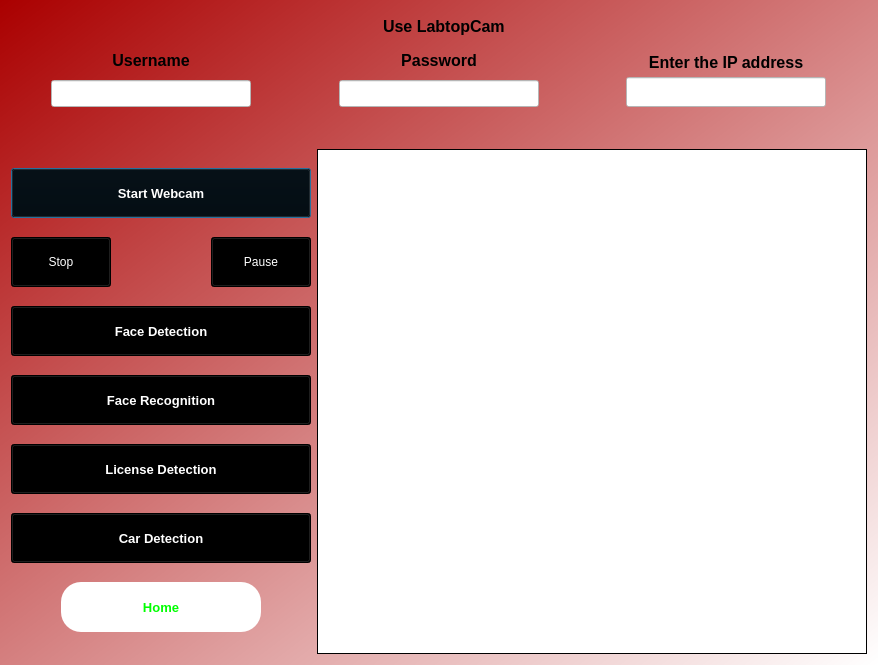
Before: the Qt Designer form GUI/CameraSet.ui in Mohamed72495/Video-Surveillance, drawn with Qt 5.
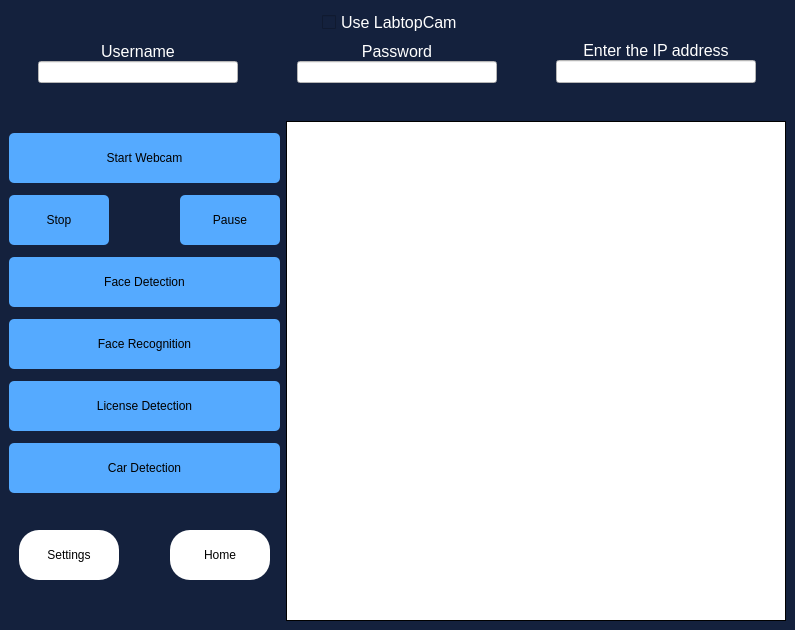
After: the same form once the commit is applied.

Patch:
```diff
--- a/GUI/CameraSet.ui
+++ b/GUI/CameraSet.ui
@@ -1,32 +1,23 @@
 <?xml version="1.0" encoding="UTF-8"?>
 <ui version="4.0">
- <class>Dialog</class>
- <widget class="QDialog" name="Dialog">
+ <class>MainWindow</class>
+ <widget class="QMainWindow" name="MainWindow">
   <property name="geometry">
    <rect>
     <x>0</x>
     <y>0</y>
-    <width>878</width>
-    <height>665</height>
+    <width>795</width>
+    <height>630</height>
    </rect>
   </property>
-  <property name="font">
-   <font>
-    <pointsize>10</pointsize>
-    <weight>75</weight>
-    <bold>true</bold>
-   </font>
-  </property>
-  <property name="mouseTracking">
-   <bool>true</bool>
-  </property>
   <property name="windowTitle">
    <string>Dialog</string>
   </property>
   <property name="styleSheet">
-   <string notr="true">background-color:qlineargradient(spread:pad, x1:0, y1:0, x2:1, y2:1, stop:0 rgba(170, 0, 0, 255), stop:1 rgba(255, 255, 255, 255));</string>
+   <string notr="true">background-color: rgb(20, 33, 61);</string>
   </property>
-  <layout class="QVBoxLayout" name="verticalLayout_2">
+  <widget class="QWidget" name="centralwidget">
+   <layout class="QVBoxLayout" name="verticalLayout_6">
    <item alignment="Qt::AlignHCenter">
     <widget class="QCheckBox" name="checkBox">
      <property name="minimumSize">
@@ -43,17 +34,20 @@
      </property>
      <property name="font">
       <font>
+        <family>Nirmala UI</family>
        <pointsize>12</pointsize>
-       <weight>75</weight>
+        <weight>9</weight>
        <italic>false</italic>
-       <bold>true</bold>
+        <bold>false</bold>
       </font>
      </property>
      <property name="cursor">
       <cursorShape>PointingHandCursor</cursorShape>
      </property>
      <property name="styleSheet">
-      <string notr="true">background-color: rgba(255, 255, 255,0);
+       <string notr="true">font: 75 12pt &quot;Nirmala UI&quot;;
+color: #ffffff;
+
 </string>
      </property>
      <property name="text">
@@ -63,8 +57,14 @@
    </item>
    <item>
     <layout class="QHBoxLayout" name="horizontalLayout_2">
+      <property name="spacing">
+       <number>0</number>
+      </property>
      <item>
       <layout class="QVBoxLayout" name="verticalLayout_3">
+        <property name="spacing">
+         <number>0</number>
+        </property>
        <item alignment="Qt::AlignHCenter">
         <widget class="QLabel" name="label_3">
          <property name="minimumSize">
@@ -81,15 +81,17 @@
          </property>
          <property name="font">
           <font>
-           <family>MS Shell Dlg 2</family>
+            <family>Nirmala UI</family>
            <pointsize>12</pointsize>
-           <weight>75</weight>
+            <weight>9</weight>
            <italic>false</italic>
-           <bold>true</bold>
+            <bold>false</bold>
           </font>
          </property>
          <property name="styleSheet">
-          <string notr="true">background-color: rgba(255, 255, 255,0);
+           <string notr="true">font: 75 12pt &quot;Nirmala UI&quot;;
+color: #ffffff;
+
 </string>
          </property>
          <property name="text">
@@ -124,6 +126,9 @@
      </item>
      <item>
       <layout class="QVBoxLayout" name="verticalLayout_4">
+        <property name="spacing">
+         <number>0</number>
+        </property>
        <item alignment="Qt::AlignHCenter">
         <widget class="QLabel" name="label_4">
          <property name="minimumSize">
@@ -140,15 +145,17 @@
          </property>
          <property name="font">
           <font>
-           <family>MS Shell Dlg 2</family>
+            <family>Nirmala UI</family>
            <pointsize>12</pointsize>
-           <weight>75</weight>
+            <weight>9</weight>
            <italic>false</italic>
-           <bold>true</bold>
+            <bold>false</bold>
           </font>
          </property>
          <property name="styleSheet">
-          <string notr="true">background-color: rgba(255, 255, 255,0);
+           <string notr="true">font: 75 12pt &quot;Nirmala UI&quot;;
+color: #ffffff;
+
 </string>
          </property>
          <property name="text">
@@ -201,15 +208,17 @@
          </property>
          <property name="font">
           <font>
-           <family>MS Shell Dlg 2</family>
+            <family>Nirmala UI</family>
            <pointsize>12</pointsize>
-           <weight>75</weight>
+            <weight>9</weight>
            <italic>false</italic>
-           <bold>true</bold>
+            <bold>false</bold>
           </font>
          </property>
          <property name="styleSheet">
-          <string notr="true">background-color: rgba(255, 255, 255,0);
+           <string notr="true">font: 75 12pt &quot;Nirmala UI&quot;;
+color: #ffffff;
+
 </string>
          </property>
          <property name="text">
@@ -222,6 +231,9 @@
        </item>
        <item alignment="Qt::AlignHCenter">
         <widget class="QLineEdit" name="ipfield">
+          <property name="enabled">
+           <bool>true</bool>
+          </property>
          <property name="minimumSize">
           <size>
            <width>200</width>
@@ -276,7 +288,7 @@
      </property>
      <property name="styleSheet">
       <string notr="true">background-color: rgba(255, 255, 255,0);
-color: rgb(0, 0, 0);</string>
+color: rgb(255, 0, 0);</string>
      </property>
      <property name="text">
       <string/>
@@ -289,7 +301,7 @@
    <item>
     <layout class="QHBoxLayout" name="horizontalLayout">
      <item>
-      <layout class="QVBoxLayout" name="verticalLayout">
+       <layout class="QVBoxLayout" name="verticalLayout_2">
        <property name="spacing">
         <number>0</number>
        </property>
@@ -320,9 +332,21 @@
           <cursorShape>PointingHandCursor</cursorShape>
          </property>
          <property name="styleSheet">
-          <string notr="true">font: 75 12pt &quot;Nirmala UI&quot;;
-color: rgb(255, 255, 255);
-background-color: rgb(0, 0, 0);
+           <string notr="true">QPushButton {
+	border-radius : 5px;
+	background: #55aaff;
+	color : black;
+	font: 75 12pt &quot;Nirmala UI&quot;;
+}
+
+QPushButton:hover {
+	background :#3377cc;
+}
+
+QPushButton:pressed {
+	background :#1a637b;
+}
+
 </string>
          </property>
          <property name="text">
@@ -381,9 +405,22 @@
              <cursorShape>PointingHandCursor</cursorShape>
             </property>
             <property name="styleSheet">
-             <string notr="true">font: 75 12pt &quot;Nirmala UI&quot;;
-color: rgb(255, 255, 255);
-background-color: rgb(0, 0, 0);</string>
+              <string notr="true">QPushButton {
+	border-radius : 5px;
+	background: #55aaff;
+	color : black;
+	font: 75 12pt &quot;Nirmala UI&quot;;
+}
+
+QPushButton:hover {
+	background :#3377cc;
+}
+
+QPushButton:pressed {
+	background :#1a637b;
+}
+
+</string>
             </property>
             <property name="text">
              <string>Stop</string>
@@ -408,9 +445,22 @@
              <cursorShape>PointingHandCursor</cursorShape>
             </property>
             <property name="styleSheet">
-             <string notr="true">font: 75 12pt &quot;Nirmala UI&quot;;
-color: rgb(255, 255, 255);
-background-color: rgb(0, 0, 0);</string>
+              <string notr="true">QPushButton {
+	border-radius : 5px;
+	background: #55aaff;
+	color : black;
+	font: 75 12pt &quot;Nirmala UI&quot;;
+}
+
+QPushButton:hover {
+	background :#3377cc;
+}
+
+QPushButton:pressed {
+	background :#1a637b;
+}
+
+</string>
             </property>
             <property name="text">
              <string>Pause</string>
@@ -438,9 +488,22 @@
           <cursorShape>PointingHandCursor</cursorShape>
          </property>
          <property name="styleSheet">
-          <string notr="true">font: 75 12pt &quot;Nirmala UI&quot;;
-color: rgb(255, 255, 255);
-background-color: rgb(0, 0, 0);</string>
+           <string notr="true">QPushButton {
+	border-radius : 5px;
+	background: #55aaff;
+	color : black;
+	font: 75 12pt &quot;Nirmala UI&quot;;
+}
+
+QPushButton:hover {
+	background :#3377cc;
+}
+
+QPushButton:pressed {
+	background :#1a637b;
+}
+
+</string>
          </property>
          <property name="text">
           <string>Face Detection</string>
@@ -465,9 +528,22 @@
           <cursorShape>PointingHandCursor</cursorShape>
          </property>
          <property name="styleSheet">
-          <string notr="true">font: 75 12pt &quot;Nirmala UI&quot;;
-color: rgb(255, 255, 255);
-background-color: rgb(0, 0, 0);</string>
+           <string notr="true">QPushButton {
+	border-radius : 5px;
+	background: #55aaff;
+	color : black;
+	font: 75 12pt &quot;Nirmala UI&quot;;
+}
+
+QPushButton:hover {
+	background :#3377cc;
+}
+
+QPushButton:pressed {
+	background :#1a637b;
+}
+
+</string>
          </property>
          <property name="text">
           <string>Face Recognition</string>
@@ -492,9 +568,22 @@
           <cursorShape>PointingHandCursor</cursorShape>
          </property>
          <property name="styleSheet">
-          <string notr="true">font: 75 12pt &quot;Nirmala UI&quot;;
-color: rgb(255, 255, 255);
-background-color: rgb(0, 0, 0);</string>
+           <string notr="true">QPushButton {
+	border-radius : 5px;
+	background: #55aaff;
+	color : black;
+	font: 75 12pt &quot;Nirmala UI&quot;;
+}
+
+QPushButton:hover {
+	background :#3377cc;
+}
+
+QPushButton:pressed {
+	background :#1a637b;
+}
+
+</string>
          </property>
          <property name="text">
           <string>License Detection</string>
@@ -519,20 +608,97 @@
           <cursorShape>PointingHandCursor</cursorShape>
          </property>
          <property name="styleSheet">
-          <string notr="true">font: 75 12pt &quot;Nirmala UI&quot;;
-color: rgb(255, 255, 255);
-background-color: rgb(0, 0, 0);</string>
+           <string notr="true">QPushButton {
+	border-radius : 5px;
+	background: #55aaff;
+	color : black;
+	font: 75 12pt &quot;Nirmala UI&quot;;
+}
+
+QPushButton:hover {
+	background :#3377cc;
+}
+
+QPushButton:pressed {
+	background :#1a637b;
+}
+
+</string>
          </property>
          <property name="text">
           <string>Car Detection</string>
          </property>
         </widget>
        </item>
-       <item alignment="Qt::AlignHCenter">
+        <item>
+         <widget class="QFrame" name="frame">
+          <property name="minimumSize">
+           <size>
+            <width>200</width>
+            <height>0</height>
+           </size>
+          </property>
+          <property name="maximumSize">
+           <size>
+            <width>300</width>
+            <height>100</height>
+           </size>
+          </property>
+          <property name="styleSheet">
+           <string notr="true">background-color: rgba(255, 255, 255,0);</string>
+          </property>
+          <property name="frameShape">
+           <enum>QFrame::StyledPanel</enum>
+          </property>
+          <property name="frameShadow">
+           <enum>QFrame::Raised</enum>
+          </property>
+          <layout class="QHBoxLayout" name="horizontalLayout_6">
+           <item alignment="Qt::AlignLeft">
+            <widget class="QPushButton" name="Settings">
+             <property name="minimumSize">
+              <size>
+               <width>100</width>
+               <height>0</height>
+              </size>
+             </property>
+             <property name="maximumSize">
+              <size>
+               <width>300</width>
+               <height>50</height>
+              </size>
+             </property>
+             <property name="cursor">
+              <cursorShape>PointingHandCursor</cursorShape>
+             </property>
+             <property name="styleSheet">
+              <string notr="true">QPushButton {
+	border-radius:20px;
+	background-color:rgb(255, 255, 255);
+	color : black;
+	font: 14pt &quot;MS Shell Dlg 2&quot;;
+}
+
+QPushButton:hover {
+	background :#6c757d;
+}
+
+QPushButton:pressed {
+	background :#495057;
+}
+
+</string>
+             </property>
+             <property name="text">
+              <string>Settings</string>
+             </property>
+            </widget>
+           </item>
+           <item alignment="Qt::AlignRight">
         <widget class="QPushButton" name="Home">
          <property name="minimumSize">
           <size>
-           <width>200</width>
+               <width>100</width>
            <height>0</height>
           </size>
          </property>
@@ -546,10 +712,22 @@
           <cursorShape>PointingHandCursor</cursorShape>
          </property>
          <property name="styleSheet">
-          <string notr="true">border-radius:20px;
-background-color:rgb(255, 255, 255);
-font: 14pt &quot;MS Shell Dlg 2&quot;;
-color:rgb(0, 255, 0)</string>
+              <string notr="true">QPushButton {
+	border-radius:20px;
+	background-color:rgb(255, 255, 255);
+	color : black;
+	font: 14pt &quot;MS Shell Dlg 2&quot;;
+}
+
+QPushButton:hover {
+	background :#6c757d;
+}
+
+QPushButton:pressed {
+	background :#495057;
+}
+
+</string>
          </property>
          <property name="text">
           <string>Home</string>
@@ -557,6 +735,9 @@
         </widget>
        </item>
       </layout>
+         </widget>
+        </item>
+       </layout>
      </item>
      <item>
       <widget class="QLabel" name="imgLabel">
@@ -592,6 +773,7 @@
     </layout>
    </item>
   </layout>
+  </widget>
  </widget>
  <resources/>
  <connections/>
```
Left out of the diff: 2 changed lines with no effect on the pictures. Lines whose indentation alone changed are shown as unchanged.
